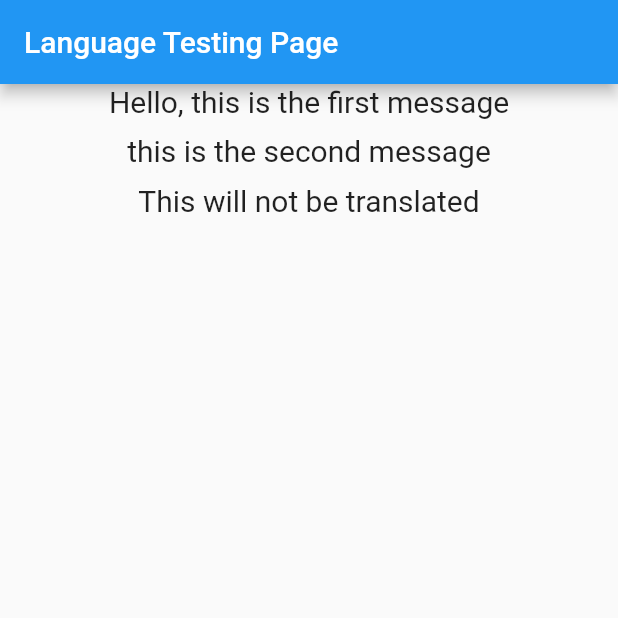
After one commit to liaozhigang/ethanlearn, a Flutter app: the screen it shows after launch, after a tap on "Language Testing Page", on a phone screen of 412 x 824 dp, the top half of it. The commit adds this screen. Run offline on Flutter 3.47's test engine with Material 2 defaults, Android fonts, the light colour scheme and no system bars; our stand-ins replace flutter_slidable, shared_preferences; project files that could hold a hidden picture were left out.

Commit message:
languages

```diff
--- a/lib/main.dart
+++ b/lib/main.dart
@@ -1,6 +1,7 @@
 import 'package:flutter/material.dart';
 import 'package:flutter_learning/pages/binary_clock.dart';
 import 'package:flutter_learning/pages/drag_and_drop.dart';
+import 'package:flutter_learning/pages/language.dart';
 import 'package:flutter_learning/pages/world_clock/world_clock_main.dart';
 
 import 'pages/hello_world.dart';
@@ -58,7 +59,8 @@ class _MyHomePageState extends State<MyHomePage> {
           testPage("Hello Flutter", "First test page", HelloWorldPage()),
           testPage('World Clock', 'World time clock app', WorldClockPage()),
           testPage("Binary Clock", 'A binary digital clock', BinaryClockPage()),
-          testPage('Drag and Drop', "a drag and drop application", DragAndDropPage())
+          testPage('Drag and Drop', "A drag and drop application", DragAndDropPage()),
+          testPage("Language Testing Page", 'A testing page that translates languages', LanguagePage())
         ],
       ),
     );
--- /dev/null
+++ b/lib/pages/app_localizations.dart
@@ -0,0 +1,53 @@
+import 'dart:async';
+import 'dart:convert';
+
+import 'package:flutter/material.dart';
+import 'package:flutter/services.dart';
+
+class AppLocalizations{
+  final Locale locale;
+
+  AppLocalizations(this.locale);
+
+  static AppLocalizations of(BuildContext, context){
+    return Localizations.of<AppLocalizations>(context, AppLocalizations);
+  }
+
+  static const LocalizationsDelegate<AppLocalizations> delegate = _AppLocalizationsDelegate();
+
+  Map<String, String> _localizedStrings;
+
+  Future load() async {
+    String jsonString = await rootBundle.loadString('lib/pages/lang/assets/${locale.languageCode}.json');
+    Map<String, dynamic> jsonMap = json.decode(jsonString);
+
+    _localizedStrings = jsonMap.map((key, value){
+      return MapEntry(key, value.toString());
+    });
+  }
+
+  String translate(String key) {
+    return _localizedStrings[key];
+  }
+}
+
+class _AppLocalizationsDelegate extends LocalizationsDelegate<AppLocalizations>{
+  const _AppLocalizationsDelegate();
+
+  @override
+  bool isSupported(Locale locale) {
+    return ['en', 'zh'].contains(locale.languageCode);
+  }
+
+  @override
+  Future<AppLocalizations> load(Locale locale) async{
+    AppLocalizations localizations = new AppLocalizations(locale);
+    await localizations.load();
+    return localizations;
+  }
+
+  @override
+  bool shouldReload(_AppLocalizationsDelegate old) => false;
+
+
+}
--- /dev/null
+++ b/lib/pages/lang/assets/en.json
@@ -0,0 +1,4 @@
+{
+  "first_string": "Hello, this is the first message",
+  "second_string": "this is the second message"
+}
--- /dev/null
+++ b/lib/pages/lang/assets/zh.json
@@ -0,0 +1,4 @@
+{
+  "first_string": "你好，这是第一条信息",
+  "second_string": "这是第二条信息"
+}
--- /dev/null
+++ b/lib/pages/language.dart
@@ -0,0 +1,79 @@
+import 'package:flutter/material.dart';
+import 'package:flutter_localizations/flutter_localizations.dart';
+import 'app_localizations.dart';
+
+
+class LanguagePage extends StatelessWidget {
+  @override
+  Widget build(BuildContext context) {
+    return MaterialApp(
+      title: "Language translation",
+      theme: ThemeData(
+        primarySwatch: Colors.blue,
+        visualDensity: VisualDensity.adaptivePlatformDensity
+      ),
+      supportedLocales: [
+        const Locale('en', 'US'),
+        const Locale('zh', ''),
+      ],
+      localizationsDelegates: [
+        AppLocalizations.delegate,
+        GlobalMaterialLocalizations.delegate,
+        GlobalWidgetsLocalizations.delegate
+      ],
+      localeResolutionCallback: (locale, supportedLocales){
+        for(var supportedLocale in supportedLocales){
+          if(supportedLocale.languageCode == locale.languageCode && supportedLocale.countryCode == locale.countryCode){
+            return supportedLocale;
+          } else{return supportedLocales.first;}
+        }
+      },
+
+      home: LanguageHomePage(title: "Language Testing Page"),
+    );
+  }
+}
+
+class LanguageHomePage extends StatefulWidget {
+  final String title;
+
+  LanguageHomePage({Key key, this.title}) : super(key: key);
+
+  @override
+  _LanguageHomePageState createState() => _LanguageHomePageState();
+}
+
+class _LanguageHomePageState extends State<LanguageHomePage> {
+  @override
+  Widget build(BuildContext context) {
+    return Scaffold(
+      appBar: AppBar(
+        title: Text(widget.title),
+      ),
+      body: Center(
+        child: Column(
+          children: <Widget>[
+            Text(
+              AppLocalizations.of(context, context).translate('first_string'),  //of(context)
+              style: TextStyle(fontSize: 20),
+              textAlign: TextAlign.center,
+            ),
+            SizedBox(height: 10,),
+            Text(
+              AppLocalizations.of(context, context).translate('second_string'),  //of(context)
+              style: TextStyle(fontSize: 20),
+              textAlign: TextAlign.center,
+            ),
+            SizedBox(height: 10,),
+            Text(
+              'This will not be translated',
+              style: TextStyle(fontSize: 20),
+              textAlign: TextAlign.center,
+            ),
+            SizedBox(height: 10)
+          ],
+        ),
+      )
+    );
+  }
+}
--- a/lib/pages/world_clock/search_page.dart
+++ b/lib/pages/world_clock/search_page.dart
@@ -24,7 +24,7 @@ class _SearchPageState extends State<SearchPage> {
 
   void loadTimezones() async {
     String data = await DefaultAssetBundle.of(context).loadString(
-        "pages/world_clock/assets/timezones.json");
+        "lib/pages/world_clock/assets/timezones.json");
     setState(() {
       mainDataList = json.decode(data);
       newDataList = List.from(mainDataList);
--- a/pubspec.yaml
+++ b/pubspec.yaml
@@ -56,6 +56,8 @@ flutter:
   # To add assets to your application, add an assets section, like this:
   assets:
     - lib/pages/world_clock/assets/timezones.json
+    - lib/pages/lang/assets/en.json
+    - lib/pages/lang/assets/zh.json
 
   # An image asset can refer to one or more resolution-specific "variants", see
   # https://flutter.dev/assets-and-images/#resolution-aware.
```
